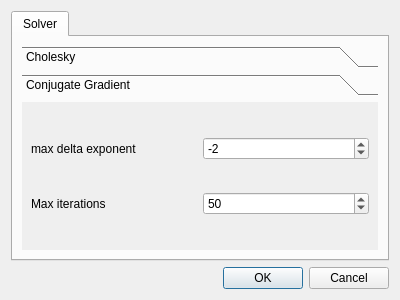
Old version of the form gui/ui/AnalysisDialog.ui in the repository ruimaciel/femp.
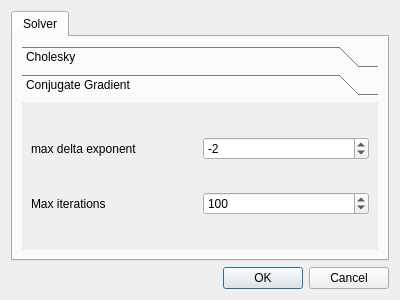
New version of the form.

Patch:
```diff
--- a/gui/ui/AnalysisDialog.ui
+++ b/gui/ui/AnalysisDialog.ui
@@ -93,8 +93,11 @@
                <property name="minimum">
                 <number>1</number>
                </property>
+               <property name="maximum">
+                <number>500</number>
+               </property>
                <property name="value">
-                <number>50</number>
+                <number>100</number>
                </property>
               </widget>
              </item>
```
